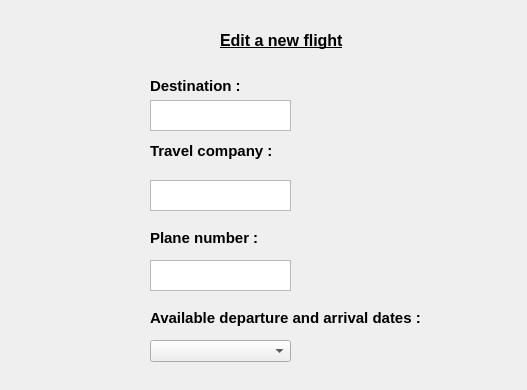
Old version of the form editanewflight.ui in the repository Abdelrahman-Shorim/FlightApp.
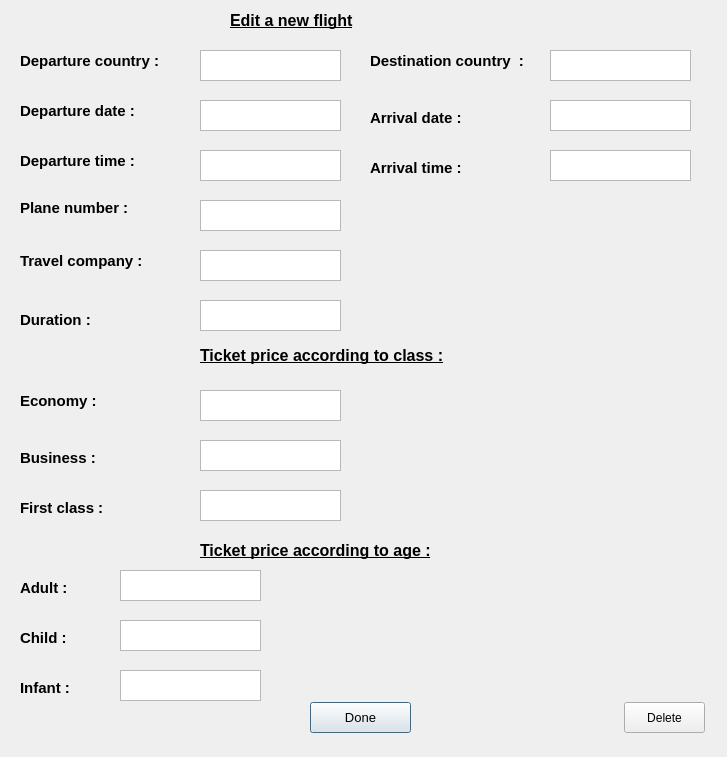
New version of the form.

Patch:
```diff
--- a/editanewflight.ui
+++ b/editanewflight.ui
@@ -6,8 +6,8 @@
    <rect>
     <x>0</x>
     <y>0</y>
-    <width>527</width>
-    <height>390</height>
+    <width>727</width>
+    <height>757</height>
    </rect>
   </property>
   <property name="windowTitle">
@@ -16,8 +16,8 @@
   <widget class="QLabel" name="label">
    <property name="geometry">
     <rect>
-     <x>220</x>
-     <y>30</y>
+     <x>230</x>
+     <y>10</y>
      <width>141</width>
      <height>21</height>
     </rect>
@@ -37,9 +37,9 @@
   <widget class="QLabel" name="label_2">
    <property name="geometry">
     <rect>
-     <x>150</x>
-     <y>75</y>
-     <width>101</width>
+     <x>370</x>
+     <y>50</y>
+     <width>171</width>
      <height>21</height>
     </rect>
    </property>
@@ -51,13 +51,13 @@
     </font>
    </property>
    <property name="text">
-    <string>Destination :</string>
+    <string>Destination country  :</string>
    </property>
   </widget>
   <widget class="QTextEdit" name="textEdit">
    <property name="geometry">
     <rect>
-     <x>150</x>
+     <x>200</x>
      <y>100</y>
      <width>141</width>
      <height>31</height>
@@ -67,8 +67,8 @@
   <widget class="QLabel" name="label_3">
    <property name="geometry">
     <rect>
-     <x>150</x>
-     <y>140</y>
+     <x>20</x>
+     <y>250</y>
      <width>141</width>
      <height>21</height>
     </rect>
@@ -87,8 +87,8 @@
   <widget class="QTextEdit" name="textEdit_2">
    <property name="geometry">
     <rect>
-     <x>150</x>
-     <y>180</y>
+     <x>200</x>
+     <y>50</y>
      <width>141</width>
      <height>31</height>
     </rect>
@@ -97,8 +97,8 @@
   <widget class="QLabel" name="label_4">
    <property name="geometry">
     <rect>
-     <x>150</x>
-     <y>230</y>
+     <x>20</x>
+     <y>200</y>
      <width>121</width>
      <height>16</height>
     </rect>
@@ -117,20 +117,131 @@
   <widget class="QTextEdit" name="textEdit_3">
    <property name="geometry">
     <rect>
-     <x>150</x>
-     <y>260</y>
+     <x>200</x>
+     <y>150</y>
      <width>141</width>
      <height>31</height>
     </rect>
    </property>
   </widget>
+  <widget class="QPushButton" name="pushButton">
+   <property name="geometry">
+    <rect>
+     <x>310</x>
+     <y>702</y>
+     <width>101</width>
+     <height>31</height>
+    </rect>
+   </property>
+   <property name="font">
+    <font>
+     <pointsize>10</pointsize>
+    </font>
+   </property>
+   <property name="text">
+    <string>Done</string>
+   </property>
+  </widget>
+  <widget class="QPushButton" name="pushButton_2">
+   <property name="geometry">
+    <rect>
+     <x>624</x>
+     <y>702</y>
+     <width>81</width>
+     <height>31</height>
+    </rect>
+   </property>
+   <property name="text">
+    <string>Delete</string>
+   </property>
+  </widget>
   <widget class="QLabel" name="label_5">
    <property name="geometry">
     <rect>
-     <x>150</x>
+     <x>20</x>
+     <y>390</y>
+     <width>121</width>
+     <height>21</height>
+    </rect>
+   </property>
+   <property name="font">
+    <font>
+     <pointsize>11</pointsize>
+     <weight>75</weight>
+     <bold>true</bold>
+    </font>
+   </property>
+   <property name="text">
+    <string>Economy :</string>
+   </property>
+  </widget>
+  <widget class="QLabel" name="label_6">
+   <property name="geometry">
+    <rect>
+     <x>370</x>
+     <y>160</y>
+     <width>101</width>
+     <height>16</height>
+    </rect>
+   </property>
+   <property name="font">
+    <font>
+     <pointsize>11</pointsize>
+     <weight>75</weight>
+     <bold>true</bold>
+    </font>
+   </property>
+   <property name="text">
+    <string>Arrival time :</string>
+   </property>
+  </widget>
+  <widget class="QLabel" name="label_7">
+   <property name="geometry">
+    <rect>
+     <x>370</x>
+     <y>110</y>
+     <width>121</width>
+     <height>16</height>
+    </rect>
+   </property>
+   <property name="font">
+    <font>
+     <pointsize>11</pointsize>
+     <weight>75</weight>
+     <bold>true</bold>
+    </font>
+   </property>
+   <property name="text">
+    <string>Arrival date :</string>
+   </property>
+  </widget>
+  <widget class="QLabel" name="label_8">
+   <property name="geometry">
+    <rect>
+     <x>20</x>
+     <y>150</y>
+     <width>161</width>
+     <height>21</height>
+    </rect>
+   </property>
+   <property name="font">
+    <font>
+     <pointsize>11</pointsize>
+     <weight>75</weight>
+     <bold>true</bold>
+    </font>
+   </property>
+   <property name="text">
+    <string>Departure time :</string>
+   </property>
+  </widget>
+  <widget class="QLabel" name="label_9">
+   <property name="geometry">
+    <rect>
+     <x>20</x>
      <y>310</y>
-     <width>291</width>
-     <height>16</height>
+     <width>141</width>
+     <height>20</height>
     </rect>
    </property>
    <property name="font">
@@ -141,16 +252,308 @@
     </font>
    </property>
    <property name="text">
-    <string>Available departure and arrival dates :</string>
+    <string>Duration :</string>
    </property>
   </widget>
-  <widget class="QComboBox" name="comboBox">
+  <widget class="QLabel" name="label_10">
    <property name="geometry">
     <rect>
-     <x>150</x>
+     <x>200</x>
      <y>340</y>
+     <width>371</width>
+     <height>31</height>
+    </rect>
+   </property>
+   <property name="font">
+    <font>
+     <pointsize>12</pointsize>
+     <weight>75</weight>
+     <bold>true</bold>
+     <underline>true</underline>
+    </font>
+   </property>
+   <property name="text">
+    <string>Ticket price according to class :</string>
+   </property>
+  </widget>
+  <widget class="QLabel" name="label_11">
+   <property name="geometry">
+    <rect>
+     <x>20</x>
+     <y>500</y>
+     <width>101</width>
+     <height>16</height>
+    </rect>
+   </property>
+   <property name="font">
+    <font>
+     <pointsize>11</pointsize>
+     <weight>75</weight>
+     <bold>true</bold>
+    </font>
+   </property>
+   <property name="text">
+    <string>First class :</string>
+   </property>
+  </widget>
+  <widget class="QLabel" name="label_12">
+   <property name="geometry">
+    <rect>
+     <x>20</x>
+     <y>450</y>
+     <width>91</width>
+     <height>16</height>
+    </rect>
+   </property>
+   <property name="font">
+    <font>
+     <pointsize>11</pointsize>
+     <weight>75</weight>
+     <bold>true</bold>
+    </font>
+   </property>
+   <property name="text">
+    <string>Business :</string>
+   </property>
+  </widget>
+  <widget class="QLabel" name="label_13">
+   <property name="geometry">
+    <rect>
+     <x>20</x>
+     <y>50</y>
+     <width>161</width>
+     <height>21</height>
+    </rect>
+   </property>
+   <property name="font">
+    <font>
+     <pointsize>11</pointsize>
+     <weight>75</weight>
+     <bold>true</bold>
+    </font>
+   </property>
+   <property name="text">
+    <string>Departure country :</string>
+   </property>
+  </widget>
+  <widget class="QLabel" name="label_14">
+   <property name="geometry">
+    <rect>
+     <x>20</x>
+     <y>100</y>
      <width>141</width>
-     <height>22</height>
+     <height>21</height>
+    </rect>
+   </property>
+   <property name="font">
+    <font>
+     <pointsize>11</pointsize>
+     <weight>75</weight>
+     <bold>true</bold>
+    </font>
+   </property>
+   <property name="text">
+    <string>Departure date :</string>
+   </property>
+  </widget>
+  <widget class="QLabel" name="label_15">
+   <property name="geometry">
+    <rect>
+     <x>200</x>
+     <y>540</y>
+     <width>261</width>
+     <height>21</height>
+    </rect>
+   </property>
+   <property name="font">
+    <font>
+     <pointsize>12</pointsize>
+     <weight>75</weight>
+     <bold>true</bold>
+     <underline>true</underline>
+    </font>
+   </property>
+   <property name="text">
+    <string>Ticket price according to age :</string>
+   </property>
+  </widget>
+  <widget class="QLabel" name="label_16">
+   <property name="geometry">
+    <rect>
+     <x>20</x>
+     <y>580</y>
+     <width>71</width>
+     <height>16</height>
+    </rect>
+   </property>
+   <property name="font">
+    <font>
+     <pointsize>11</pointsize>
+     <weight>75</weight>
+     <bold>true</bold>
+    </font>
+   </property>
+   <property name="text">
+    <string>Adult :</string>
+   </property>
+  </widget>
+  <widget class="QTextEdit" name="textEdit_4">
+   <property name="geometry">
+    <rect>
+     <x>200</x>
+     <y>250</y>
+     <width>141</width>
+     <height>31</height>
+    </rect>
+   </property>
+  </widget>
+  <widget class="QTextEdit" name="textEdit_5">
+   <property name="geometry">
+    <rect>
+     <x>200</x>
+     <y>440</y>
+     <width>141</width>
+     <height>31</height>
+    </rect>
+   </property>
+  </widget>
+  <widget class="QTextEdit" name="textEdit_6">
+   <property name="geometry">
+    <rect>
+     <x>200</x>
+     <y>200</y>
+     <width>141</width>
+     <height>31</height>
+    </rect>
+   </property>
+  </widget>
+  <widget class="QTextEdit" name="textEdit_7">
+   <property name="geometry">
+    <rect>
+     <x>200</x>
+     <y>300</y>
+     <width>141</width>
+     <height>31</height>
+    </rect>
+   </property>
+  </widget>
+  <widget class="QTextEdit" name="textEdit_8">
+   <property name="geometry">
+    <rect>
+     <x>120</x>
+     <y>570</y>
+     <width>141</width>
+     <height>31</height>
+    </rect>
+   </property>
+  </widget>
+  <widget class="QTextEdit" name="textEdit_9">
+   <property name="geometry">
+    <rect>
+     <x>200</x>
+     <y>390</y>
+     <width>141</width>
+     <height>31</height>
+    </rect>
+   </property>
+  </widget>
+  <widget class="QTextEdit" name="textEdit_10">
+   <property name="geometry">
+    <rect>
+     <x>550</x>
+     <y>150</y>
+     <width>141</width>
+     <height>31</height>
+    </rect>
+   </property>
+  </widget>
+  <widget class="QTextEdit" name="textEdit_11">
+   <property name="geometry">
+    <rect>
+     <x>200</x>
+     <y>490</y>
+     <width>141</width>
+     <height>31</height>
+    </rect>
+   </property>
+  </widget>
+  <widget class="QTextEdit" name="textEdit_12">
+   <property name="geometry">
+    <rect>
+     <x>550</x>
+     <y>50</y>
+     <width>141</width>
+     <height>31</height>
+    </rect>
+   </property>
+  </widget>
+  <widget class="QTextEdit" name="textEdit_13">
+   <property name="geometry">
+    <rect>
+     <x>550</x>
+     <y>100</y>
+     <width>141</width>
+     <height>31</height>
+    </rect>
+   </property>
+  </widget>
+  <widget class="QLabel" name="label_17">
+   <property name="geometry">
+    <rect>
+     <x>20</x>
+     <y>630</y>
+     <width>61</width>
+     <height>16</height>
+    </rect>
+   </property>
+   <property name="font">
+    <font>
+     <pointsize>11</pointsize>
+     <weight>75</weight>
+     <bold>true</bold>
+    </font>
+   </property>
+   <property name="text">
+    <string>Child :</string>
+   </property>
+  </widget>
+  <widget class="QLabel" name="label_18">
+   <property name="geometry">
+    <rect>
+     <x>20</x>
+     <y>680</y>
+     <width>71</width>
+     <height>16</height>
+    </rect>
+   </property>
+   <property name="font">
+    <font>
+     <pointsize>11</pointsize>
+     <weight>75</weight>
+     <bold>true</bold>
+    </font>
+   </property>
+   <property name="text">
+    <string>Infant :</string>
+   </property>
+  </widget>
+  <widget class="QTextEdit" name="textEdit_14">
+   <property name="geometry">
+    <rect>
+     <x>120</x>
+     <y>620</y>
+     <width>141</width>
+     <height>31</height>
+    </rect>
+   </property>
+  </widget>
+  <widget class="QTextEdit" name="textEdit_15">
+   <property name="geometry">
+    <rect>
+     <x>120</x>
+     <y>670</y>
+     <width>141</width>
+     <height>31</height>
     </rect>
    </property>
   </widget>
```
